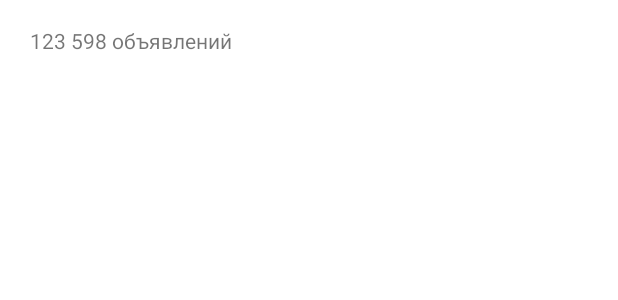
After one commit to MrShtein/buddyClient, an Android app: the layout found_animals_row.xml on its own in the app's theme, with its tools: preview values and no code run, on a phone screen of 412 x 824 dp. The commit adds this screen. Shown: the top 300 px of the screen. Run offline under Robolectric (Android 15) with nearby library versions, the phone set to English and light mode, and no system bars.

Commit message:
[feat] Добавил поисковую строку (только дизайн)

```diff
--- /dev/null
+++ b/app/src/main/res/layout/found_animals_row.xml
@@ -0,0 +1,23 @@
+<?xml version="1.0" encoding="utf-8"?>
+<androidx.constraintlayout.widget.ConstraintLayout xmlns:android="http://schemas.android.com/apk/res/android"
+    xmlns:app="http://schemas.android.com/apk/res-auto"
+    xmlns:tools="http://schemas.android.com/tools"
+    android:id="@+id/layout_for_animal_card"
+    android:layout_width="match_parent"
+    android:layout_height="wrap_content"
+    android:layout_marginBottom="8dp"
+    app:cardCornerRadius="4dp">
+
+    <TextView
+        android:id="@+id/animal_find_count"
+        android:layout_width="wrap_content"
+        android:layout_height="wrap_content"
+        android:textSize="14sp"
+        android:includeFontPadding="false"
+        app:layout_constraintTop_toTopOf="parent"
+        app:layout_constraintBottom_toBottomOf="parent"
+        app:layout_constraintStart_toStartOf="parent"
+        android:layout_margin="20dp"
+        tools:text="123 598 объявлений" />
+
+</androidx.constraintlayout.widget.ConstraintLayout>
--- a/app/src/main/res/values/colors.xml
+++ b/app/src/main/res/values/colors.xml
@@ -9,5 +9,6 @@
     <color name="white">#FFFFFFFF</color>
     <color name="end_of_main_gradient">#17C7FF</color>
     <color name="start_of_main_gradient">#8AF8FF</color>
+    <color name="transparent">#00FFFFFF</color>
 
 </resources>
--- a/app/src/main/res/values/strings.xml
+++ b/app/src/main/res/values/strings.xml
@@ -14,5 +14,7 @@
     <string name="it_s_a_check_button_for_your_choice">It\'s a check button for your choice</string>
     <string name="logo_discription">Logo</string>
     <string name="read_more">Читать еще ...</string>
+    <string name="menu_button_description">It\'s menu button</string>
+    <string name="animal_filter_button">It\'s a filter button</string>
 
 </resources>
```
Also changed, not shown: app/src/main/res/drawable/animal_search_panel.xml (added, +7 -0 lines), app/src/main/res/drawable/filter_button.xml (added, +30 -0 lines), app/src/main/res/drawable/menu_button.xml (added, +15 -0 lines), app/src/main/res/layout/animals_list_fragment.xml (+52 -14 lines).
